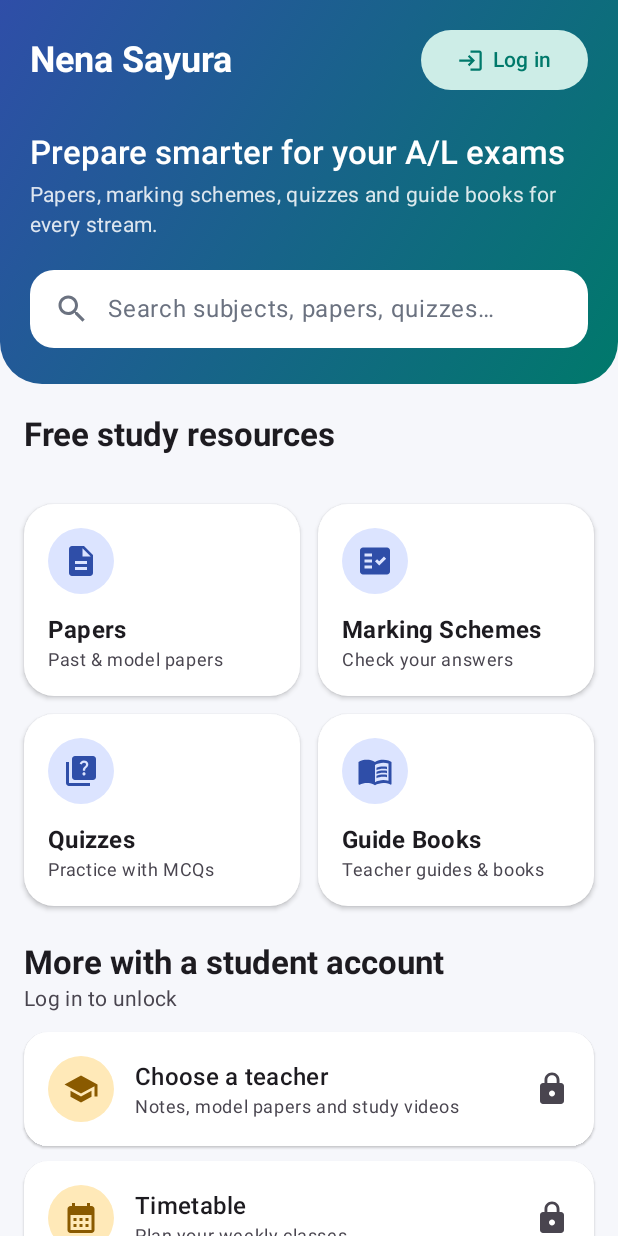
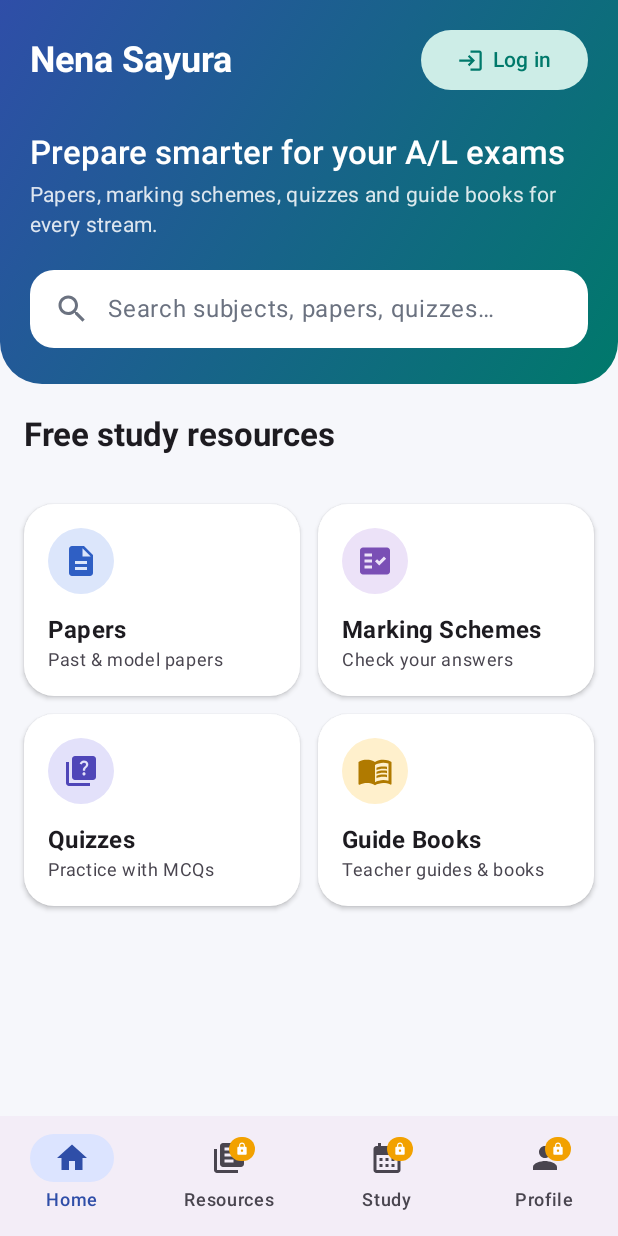
Before and after one commit to Janana2006/Nena-Sayura-App, an Android app built with Jetpack Compose: the GuestHomeActivity screen opened directly, with no data from a screen before it, on a phone screen of 412 x 824 dp. Run offline under Robolectric (Android 15) with nearby library versions, the phone set to English and light mode, and no system bars; our stand-ins replace Firebase (no records; nobody signed in at launch, a user with empty details on screens opened directly).

Commit message:
enhance guest home UI and add locked tab views

```diff
--- a/app/src/main/java/lk/nenasayura/app/ui/guest/GuestHomeScreen.kt
+++ b/app/src/main/java/lk/nenasayura/app/ui/guest/GuestHomeScreen.kt
@@ -1,7 +1,6 @@
 package lk.nenasayura.app.ui.guest
 
-
-
+import androidx.activity.compose.BackHandler
 import androidx.compose.foundation.background
 import androidx.compose.foundation.layout.Arrangement
 import androidx.compose.foundation.layout.Box
@@ -20,30 +19,34 @@ import androidx.compose.foundation.shape.CircleShape
 import androidx.compose.foundation.shape.RoundedCornerShape
 import androidx.compose.foundation.verticalScroll
 import androidx.compose.material.icons.Icons
+import androidx.compose.material.icons.automirrored.filled.LibraryBooks
 import androidx.compose.material.icons.automirrored.filled.Login
 import androidx.compose.material.icons.automirrored.filled.MenuBook
-import androidx.compose.material.icons.filled.BarChart
 import androidx.compose.material.icons.filled.CalendarMonth
 import androidx.compose.material.icons.filled.Description
 import androidx.compose.material.icons.filled.FactCheck
+import androidx.compose.material.icons.filled.Home
 import androidx.compose.material.icons.filled.Lock
-import androidx.compose.material.icons.filled.Notifications
+import androidx.compose.material.icons.filled.Person
 import androidx.compose.material.icons.filled.Quiz
-import androidx.compose.material.icons.filled.School
 import androidx.compose.material.icons.filled.Search
-import androidx.compose.material3.Button
+import androidx.compose.material3.Badge
+import androidx.compose.material3.BadgedBox
 import androidx.compose.material3.Card
 import androidx.compose.material3.CardDefaults
 import androidx.compose.material3.FilledTonalButton
 import androidx.compose.material3.Icon
 import androidx.compose.material3.MaterialTheme
+import androidx.compose.material3.NavigationBar
+import androidx.compose.material3.NavigationBarItem
+import androidx.compose.material3.NavigationBarItemDefaults
 import androidx.compose.material3.Scaffold
 import androidx.compose.material3.Surface
 import androidx.compose.material3.Text
 import androidx.compose.runtime.Composable
 import androidx.compose.runtime.getValue
-import androidx.compose.runtime.mutableStateOf
-import androidx.compose.runtime.remember
+import androidx.compose.runtime.mutableIntStateOf
+import androidx.compose.runtime.saveable.rememberSaveable
 import androidx.compose.runtime.setValue
 import androidx.compose.ui.Alignment
 import androidx.compose.ui.Modifier
@@ -52,30 +55,48 @@ import androidx.compose.ui.graphics.Color
 import androidx.compose.ui.graphics.vector.ImageVector
 import androidx.compose.ui.text.font.FontWeight
 import androidx.compose.ui.unit.dp
-import lk.nenasayura.app.ui.common.LoginRequiredDialog
-import lk.nenasayura.app.ui.theme.NenaAccentContainer
+import lk.nenasayura.app.ui.common.NenaTopBar
+import lk.nenasayura.app.ui.theme.IconPalette
+import lk.nenasayura.app.ui.theme.NenaAccent
+import lk.nenasayura.app.ui.theme.NenaIconColors
 import lk.nenasayura.app.ui.theme.NenaPrimary
 import lk.nenasayura.app.ui.theme.NenaPrimaryContainer
 import lk.nenasayura.app.ui.theme.NenaSecondary
-
-private val LockedIconColor = Color(0xFF8A5A00)
 
 private data class ResourceItem(
     val title: String,
     val subtitle: String,
     val icon: ImageVector,
+    val palette: IconPalette,
     val onClick: () -> Unit
 )
 
-private data class LockedItem(
+/** The four bottom tabs. Only Home is open to guests. */
+private enum class GuestTab(
+    val label: String,
     val title: String,
-    val description: String,
-    val icon: ImageVector
+    val icon: ImageVector,
+    val locked: Boolean,
+    val benefit: String
+) {
+    Home("Home", "Home", Icons.Filled.Home, false, ""),
+    Resources(
+        "Resources", "Resources", Icons.AutoMirrored.Filled.LibraryBooks, true,
+        "all your study resources in one place"
+    ),
+    Study(
+        "Study", "Study Tools", Icons.Filled.CalendarMonth, true,
+        "your teachers, timetable, reminders and study progress"
+    ),
+    Profile(
+        "Profile", "Profile", Icons.Filled.Person, true,
+        "your profile and account"
     )
+}
 
 /**
  * Home page for users who are not logged in.
- * Free resources open directly; student-only features ask the guest to log in.
+ * Home shows the free resources; Resources, Study and Profile ask the guest to log in.
  */
 @Composable
 fun GuestHomeScreen(
@@ -86,24 +107,37 @@ fun GuestHomeScreen(
     onOpenSearch: () -> Unit,
     onLogin: () -> Unit
 ) {
-    // Name of the locked feature the guest tapped (null = dialog hidden)
-    var lockedFeature by remember { mutableStateOf<String?>(null) }
+    // Saved as a number so the selected tab survives opening another screen and coming back
+    var selectedIndex by rememberSaveable { mutableIntStateOf(0) }
+    val selectedTab = GuestTab.entries[selectedIndex]
+
+    // Back from a locked tab returns to the Home tab first
+    BackHandler(enabled = selectedTab != GuestTab.Home) { selectedIndex = 0 }
 
     val resources = listOf(
-        ResourceItem("Papers", "Past & model papers", Icons.Filled.Description, onOpenPapers),
-        ResourceItem("Marking Schemes", "Check your answers", Icons.Filled.FactCheck, onOpenMarkingSchemes),
-        ResourceItem("Quizzes", "Practice with MCQs", Icons.Filled.Quiz, onOpenQuizzes),
-        ResourceItem("Guide Books", "Teacher guides & books", Icons.AutoMirrored.Filled.MenuBook, onOpenGuideBooks)
+        ResourceItem("Papers", "Past & model papers", Icons.Filled.Description, NenaIconColors.Papers, onOpenPapers),
+        ResourceItem("Marking Schemes", "Check your answers", Icons.Filled.FactCheck, NenaIconColors.MarkingSchemes, onOpenMarkingSchemes),
+        ResourceItem("Quizzes", "Practice with MCQs", Icons.Filled.Quiz, NenaIconColors.Quizzes, onOpenQuizzes),
+        ResourceItem("Guide Books", "Teacher guides & books", Icons.AutoMirrored.Filled.MenuBook, NenaIconColors.GuideBooks, onOpenGuideBooks)
     )
 
-    val lockedItems = listOf(
-        LockedItem("Choose a teacher", "Notes, model papers and study videos", Icons.Filled.School),
-        LockedItem("Timetable", "Plan your weekly classes", Icons.Filled.CalendarMonth),
-        LockedItem("Reminders", "Never miss a study session or exam", Icons.Filled.Notifications),
-        LockedItem("Study analytics", "Track your quiz progress", Icons.Filled.BarChart)
+    Scaffold(
+        topBar = {
+            // The Home tab draws its own gradient header
+            if (selectedTab != GuestTab.Home) {
+                NenaTopBar(title = selectedTab.title)
+            }
+        },
+        bottomBar = {
+            GuestBottomBar(
+                selectedIndex = selectedIndex,
+                onTabSelected = { selectedIndex = it }
             )
-
-    Scaffold(containerColor = MaterialTheme.colorScheme.background) { innerPadding ->
+        },
+        containerColor = MaterialTheme.colorScheme.background
+    ) { innerPadding ->
+        if (selectedTab == GuestTab.Home) {
+            // Home goes edge to edge at the top, so only the bottom padding is applied
             Column(
                 modifier = Modifier
                     .fillMaxSize()
@@ -127,38 +161,58 @@ fun GuestHomeScreen(
                         }
                         Spacer(modifier = Modifier.height(12.dp))
                     }
-
-                Spacer(modifier = Modifier.height(12.dp))
-                SectionTitle(title = "More with a student account", subtitle = "Log in to unlock")
-                Spacer(modifier = Modifier.height(12.dp))
-
-                lockedItems.forEach { item ->
-                    LockedCard(item = item, onClick = { lockedFeature = item.title })
-                    Spacer(modifier = Modifier.height(10.dp))
                 }
-
-                Spacer(modifier = Modifier.height(8.dp))
-                Button(
-                    onClick = onLogin,
-                    modifier = Modifier.fillMaxWidth().height(52.dp),
-                    shape = RoundedCornerShape(14.dp)
-                ) {
-                    Text("Log in or register")
             }
-                Spacer(modifier = Modifier.height(24.dp))
+        } else {
+            GuestLockedTab(
+                featureName = selectedTab.title,
+                benefit = selectedTab.benefit,
+                onLogin = onLogin,
+                modifier = Modifier.padding(innerPadding)
+            )
         }
     }
 }
 
-    lockedFeature?.let { feature ->
-        LoginRequiredDialog(
-            featureName = feature,
-            onDismiss = { lockedFeature = null },
-            onLogin = {
-                lockedFeature = null
-                onLogin()
+/** Same look as the Student Home bottom bar; locked tabs carry a small lock badge. */
+@Composable
+private fun GuestBottomBar(selectedIndex: Int, onTabSelected: (Int) -> Unit) {
+    NavigationBar {
+        GuestTab.entries.forEachIndexed { index, tab ->
+            NavigationBarItem(
+                selected = index == selectedIndex,
+                onClick = { onTabSelected(index) },
+                icon = {
+                    if (tab.locked) {
+                        BadgedBox(
+                            badge = {
+                                Badge(containerColor = NenaAccent) {
+                                    Icon(
+                                        imageVector = Icons.Filled.Lock,
+                                        contentDescription = null,
+                                        modifier = Modifier.size(9.dp),
+                                        tint = Color.White
+                                    )
                                 }
+                            }
+                        ) {
+                            Icon(
+                                imageVector = tab.icon,
+                                contentDescription = "${tab.label} (login required)"
                             )
+                        }
+                    } else {
+                        Icon(imageVector = tab.icon, contentDescription = tab.label)
+                    }
+                },
+                label = { Text(tab.label) },
+                colors = NavigationBarItemDefaults.colors(
+                    selectedIconColor = NenaPrimary,
+                    selectedTextColor = NenaPrimary,
+                    indicatorColor = NenaPrimaryContainer
+                )
+            )
+        }
     }
 }
 
@@ -217,7 +271,7 @@ private fun GuestHeader(onLogin: () -> Unit, onOpenSearch: () -> Unit) {
             )
 
             Spacer(modifier = Modifier.height(20.dp))
-            // Looks like a search bar; tapping opens the Search screen (Task 6)
+            // Looks like a search bar; tapping opens the Search screen
             Surface(
                 onClick = onOpenSearch,
                 modifier = Modifier.fillMaxWidth(),
@@ -274,10 +328,10 @@ private fun ResourceCard(item: ResourceItem, modifier: Modifier = Modifier) {
             Box(
                 modifier = Modifier
                     .size(44.dp)
-                    .background(NenaPrimaryContainer, CircleShape),
+                    .background(item.palette.container, CircleShape),
                 contentAlignment = Alignment.Center
             ) {
-                Icon(imageVector = item.icon, contentDescription = null, tint = NenaPrimary)
+                Icon(imageVector = item.icon, contentDescription = null, tint = item.palette.tint)
             }
             Spacer(modifier = Modifier.height(12.dp))
             Text(
@@ -293,46 +347,3 @@ private fun ResourceCard(item: ResourceItem, modifier: Modifier = Modifier) {
         }
     }
 }
-
-@Composable
-private fun LockedCard(item: LockedItem, onClick: () -> Unit) {
-    Card(
-        onClick = onClick,
-        modifier = Modifier.fillMaxWidth(),
-        shape = RoundedCornerShape(16.dp),
-        colors = CardDefaults.cardColors(containerColor = MaterialTheme.colorScheme.surface),
-        elevation = CardDefaults.cardElevation(defaultElevation = 1.dp)
-    ) {
-        Row(
-            modifier = Modifier.padding(16.dp),
-            verticalAlignment = Alignment.CenterVertically
-        ) {
-            Box(
-                modifier = Modifier
-                    .size(44.dp)
-                    .background(NenaAccentContainer, CircleShape),
-                contentAlignment = Alignment.Center
-            ) {
-                Icon(imageVector = item.icon, contentDescription = null, tint = LockedIconColor)
-            }
-            Spacer(modifier = Modifier.width(14.dp))
-            Column(modifier = Modifier.weight(1f)) {
-                Text(
-                    text = item.title,
-                    style = MaterialTheme.typography.titleMedium,
-                    fontWeight = FontWeight.SemiBold
-                )
-                Text(
-                    text = item.description,
-                    style = MaterialTheme.typography.bodySmall,
-                    color = MaterialTheme.colorScheme.onSurfaceVariant
-                )
-            }
-            Icon(
-                imageVector = Icons.Filled.Lock,
-                contentDescription = "Login required",
-                tint = MaterialTheme.colorScheme.onSurfaceVariant
-            )
-        }
-    }
-}
```
Also changed, not shown: app/src/main/java/lk/nenasayura/app/ui/guest/GuestLockedTab.kt (added, +109 -0 lines). Lines whose indentation alone changed are shown as unchanged.
